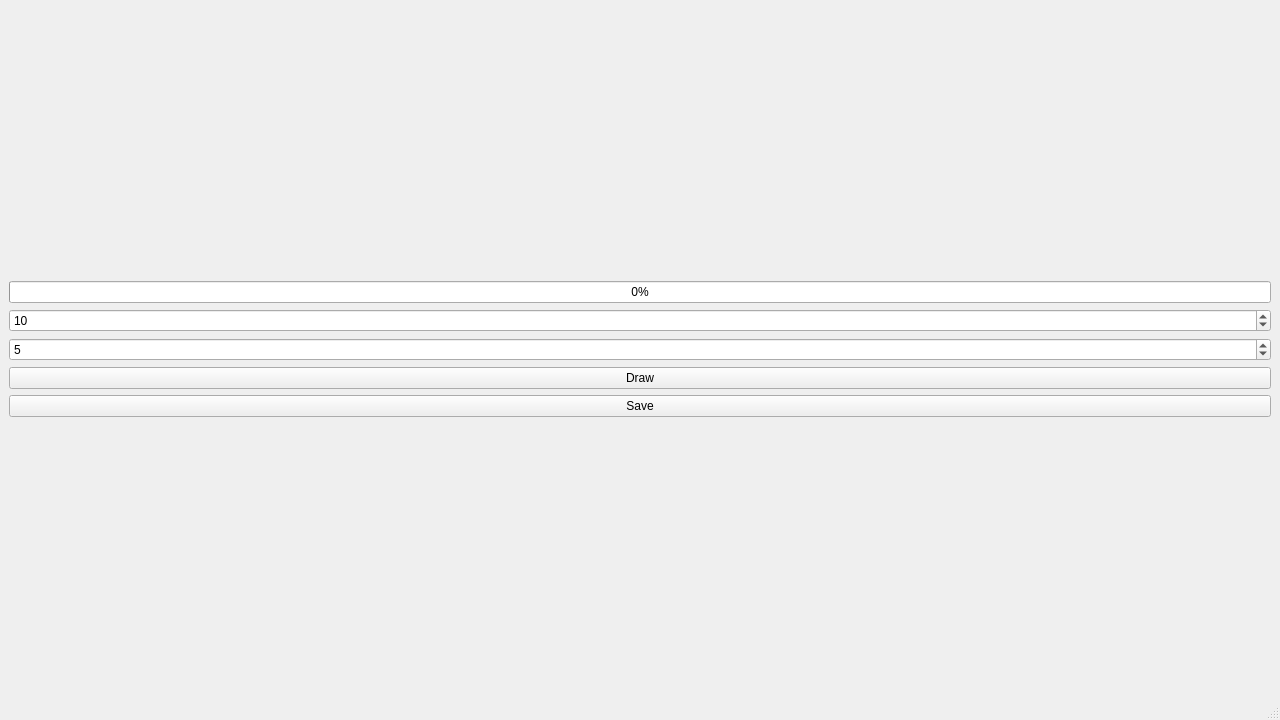
Above: course_proj/ui/mainwindow.ui from muji40k/computer_graphics before the change. Below: the same form after it.
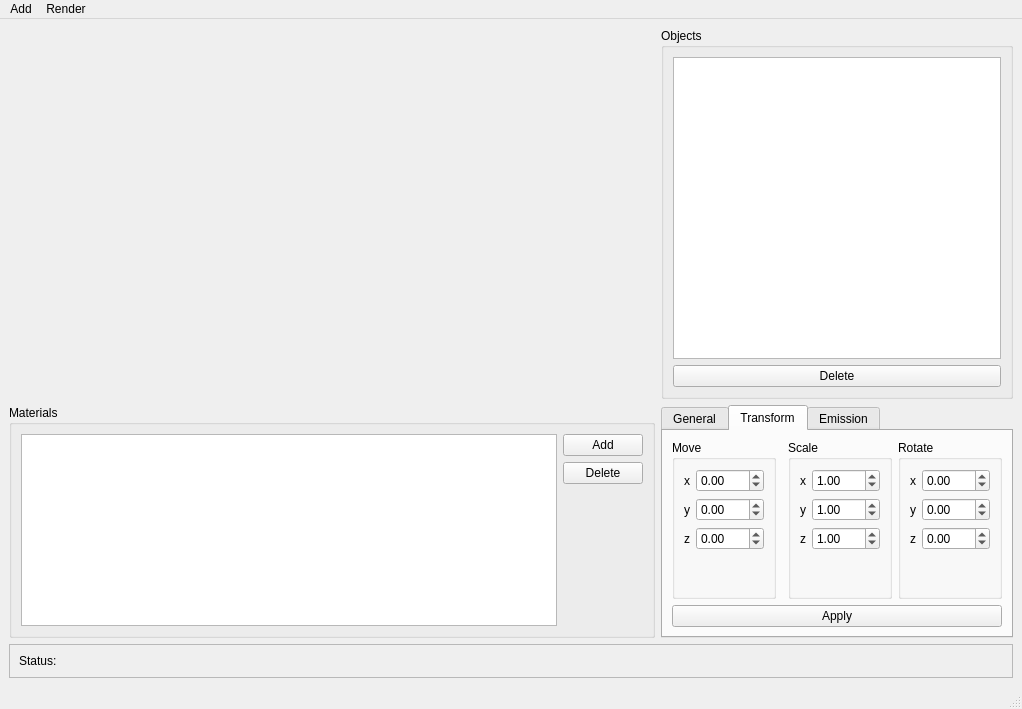
That is the form after the change. The open tabs and pages were chosen to show the change.

Patch:
```diff
--- a/course_proj/ui/mainwindow.ui
+++ b/course_proj/ui/mainwindow.ui
@@ -6,8 +6,8 @@
    <rect>
     <x>0</x>
     <y>0</y>
-    <width>1280</width>
-    <height>720</height>
+    <width>1022</width>
+    <height>709</height>
    </rect>
   </property>
   <property name="windowTitle">
@@ -16,53 +16,583 @@
   <widget class="QWidget" name="centralwidget">
    <layout class="QVBoxLayout" name="verticalLayout_2">
     <item>
-     <layout class="QVBoxLayout" name="verticalLayout">
-      <item>
-       <widget class="QProgressBar" name="progressBar">
-        <property name="enabled">
-         <bool>true</bool>
-        </property>
-        <property name="value">
+     <layout class="QGridLayout" name="mainLayout" rowstretch="1,0,0" columnstretch="1,0">
+      <item row="1" column="1">
+       <widget class="QTabWidget" name="tabWidget_props">
+        <property name="currentIndex">
          <number>0</number>
         </property>
-       </widget>
-      </item>
-      <item>
-       <widget class="QSpinBox" name="spinBox_threads">
-        <property name="minimum">
-         <number>1</number>
+        <property name="documentMode">
+         <bool>false</bool>
         </property>
-        <property name="value">
-         <number>10</number>
-        </property>
+        <widget class="QWidget" name="tab_general">
+         <attribute name="title">
+          <string>General</string>
+         </attribute>
+         <layout class="QHBoxLayout" name="horizontalLayout_2">
+          <item>
+           <widget class="QScrollArea" name="scrollArea">
+            <property name="sizePolicy">
+             <sizepolicy hsizetype="Preferred" vsizetype="Ignored">
+              <horstretch>0</horstretch>
+              <verstretch>0</verstretch>
+             </sizepolicy>
+            </property>
+            <property name="maximumSize">
+             <size>
+              <width>16777215</width>
+              <height>16777215</height>
+             </size>
+            </property>
+            <property name="autoFillBackground">
+             <bool>false</bool>
+            </property>
+            <property name="styleSheet">
+             <string notr="true"/>
+            </property>
+            <property name="frameShape">
+             <enum>QFrame::NoFrame</enum>
+            </property>
+            <property name="frameShadow">
+             <enum>QFrame::Plain</enum>
+            </property>
+            <property name="widgetResizable">
+             <bool>true</bool>
+            </property>
+            <widget class="QWidget" name="scrollAreaWidgetContents">
+             <property name="geometry">
+              <rect>
+               <x>0</x>
+               <y>0</y>
+               <width>365</width>
+               <height>364</height>
+              </rect>
+             </property>
+             <property name="sizePolicy">
+              <sizepolicy hsizetype="Preferred" vsizetype="Preferred">
+               <horstretch>0</horstretch>
+               <verstretch>0</verstretch>
+              </sizepolicy>
+             </property>
+             <property name="autoFillBackground">
+              <bool>false</bool>
+             </property>
+             <property name="styleSheet">
+              <string notr="true"/>
+             </property>
+             <layout class="QVBoxLayout" name="verticalLayout_4">
+              <property name="leftMargin">
+               <number>0</number>
+              </property>
+              <property name="topMargin">
+               <number>0</number>
+              </property>
+              <property name="rightMargin">
+               <number>0</number>
+              </property>
+              <property name="bottomMargin">
+               <number>0</number>
+              </property>
+              <item>
+               <widget class="QGroupBox" name="groupBox_2">
+                <property name="title">
+                 <string>Active Projector</string>
+                </property>
+                <layout class="QFormLayout" name="formLayout_6">
+                 <item row="0" column="1">
+                  <widget class="QComboBox" name="comboBox_active_projector"/>
+                 </item>
+                 <item row="0" column="0">
+                  <widget class="QLabel" name="label_13">
+                   <property name="text">
+                    <string>Object</string>
+                   </property>
+                  </widget>
+                 </item>
+                </layout>
+               </widget>
+              </item>
+              <item>
+               <widget class="QGroupBox" name="groupBox_3">
+                <property name="title">
+                 <string>Ambient Lighting</string>
+                </property>
+                <layout class="QVBoxLayout" name="verticalLayout_6">
+                 <item>
+                  <widget class="QCheckBox" name="checkBox_ambient_lighting">
+                   <property name="text">
+                    <string>Enable</string>
+                   </property>
+                  </widget>
+                 </item>
+                 <item>
+                  <widget class="QFrame" name="frame_lighting">
+                   <property name="frameShape">
+                    <enum>QFrame::StyledPanel</enum>
+                   </property>
+                   <property name="frameShadow">
+                    <enum>QFrame::Plain</enum>
+                   </property>
+                   <layout class="QFormLayout" name="formLayout_7">
+                    <item row="0" column="0">
+                     <widget class="QLabel" name="label_14">
+                      <property name="text">
+                       <string>Emission</string>
+                      </property>
+                     </widget>
+                    </item>
+                    <item row="0" column="1">
+                     <widget class="QDoubleSpinBox" name="doubleSpinBox_ambient_lighting"/>
+                    </item>
+                    <item row="1" column="0">
+                     <widget class="QPushButton" name="pushButton_ambient_lighting_color">
+                      <property name="text">
+                       <string>Color</string>
+                      </property>
+                     </widget>
+                    </item>
+                    <item row="1" column="1">
+                     <widget class="QLabel" name="label_ambient_lighting_color">
+                      <property name="styleSheet">
+                       <string notr="true">background-color: rgb(255, 255, 255);</string>
+                      </property>
+                      <property name="frameShape">
+                       <enum>QFrame::Box</enum>
+                      </property>
+                      <property name="text">
+                       <string/>
+                      </property>
+                     </widget>
+                    </item>
+                   </layout>
+                  </widget>
+                 </item>
+                </layout>
+               </widget>
+              </item>
+              <item>
+               <widget class="QGroupBox" name="groupBox">
+                <property name="title">
+                 <string>Environment Map</string>
+                </property>
+                <property name="flat">
+                 <bool>false</bool>
+                </property>
+                <layout class="QVBoxLayout" name="verticalLayout_5">
+                 <item>
+                  <widget class="QCheckBox" name="checkBox_env_map">
+                   <property name="text">
+                    <string>Enable</string>
+                   </property>
+                  </widget>
+                 </item>
+                 <item>
+                  <widget class="QFrame" name="frame_env_map">
+                   <property name="frameShape">
+                    <enum>QFrame::StyledPanel</enum>
+                   </property>
+                   <property name="frameShadow">
+                    <enum>QFrame::Plain</enum>
+                   </property>
+                   <layout class="QHBoxLayout" name="horizontalLayout">
+                    <item>
+                     <widget class="QLabel" name="label_12">
+                      <property name="text">
+                       <string>Path</string>
+                      </property>
+                     </widget>
+                    </item>
+                    <item>
+                     <widget class="QLineEdit" name="lineEdit_env_map"/>
+                    </item>
+                    <item>
+                     <widget class="QToolButton" name="toolButton_env_map">
+                      <property name="text">
+                       <string>...</string>
+                      </property>
+                     </widget>
+                    </item>
+                   </layout>
+                  </widget>
+                 </item>
+                </layout>
+               </widget>
+              </item>
+             </layout>
+            </widget>
+           </widget>
+          </item>
+         </layout>
+        </widget>
+        <widget class="QWidget" name="tab_transform">
+         <attribute name="title">
+          <string>Transform</string>
+         </attribute>
+         <layout class="QGridLayout" name="gridLayout_2">
+          <item row="0" column="3">
+           <widget class="QGroupBox" name="groupBox_rotate">
+            <property name="title">
+             <string>Rotate</string>
+            </property>
+            <layout class="QFormLayout" name="formLayout_3">
+             <item row="2" column="1">
+              <widget class="QDoubleSpinBox" name="doubleSpinBox_rotate_y">
+               <property name="minimum">
+                <double>-360.000000000000000</double>
+               </property>
+               <property name="maximum">
+                <double>360.000000000000000</double>
+               </property>
+               <property name="singleStep">
+                <double>0.250000000000000</double>
+               </property>
+              </widget>
+             </item>
+             <item row="0" column="0">
+              <widget class="QLabel" name="label_7">
+               <property name="text">
+                <string>x</string>
+               </property>
+              </widget>
+             </item>
+             <item row="2" column="0">
+              <widget class="QLabel" name="label_8">
+               <property name="text">
+                <string>y</string>
+               </property>
+              </widget>
+             </item>
+             <item row="4" column="0">
+              <widget class="QLabel" name="label_9">
+               <property name="text">
+                <string>z</string>
+               </property>
+              </widget>
+             </item>
+             <item row="0" column="1">
+              <widget class="QDoubleSpinBox" name="doubleSpinBox_rotate_x">
+               <property name="minimum">
+                <double>-360.000000000000000</double>
+               </property>
+               <property name="maximum">
+                <double>360.000000000000000</double>
+               </property>
+               <property name="singleStep">
+                <double>0.250000000000000</double>
+               </property>
+              </widget>
+             </item>
+             <item row="4" column="1">
+              <widget class="QDoubleSpinBox" name="doubleSpinBox_rotate_z">
+               <property name="minimum">
+                <double>-360.000000000000000</double>
+               </property>
+               <property name="maximum">
+                <double>360.000000000000000</double>
+               </property>
+               <property name="singleStep">
+                <double>0.250000000000000</double>
+               </property>
+              </widget>
+             </item>
+            </layout>
+           </widget>
+          </item>
+          <item row="0" column="0">
+           <widget class="QGroupBox" name="groupBox_move">
+            <property name="title">
+             <string>Move</string>
+            </property>
+            <layout class="QFormLayout" name="formLayout">
+             <item row="2" column="1">
+              <widget class="QDoubleSpinBox" name="doubleSpinBox_move_y">
+               <property name="minimum">
+                <double>-100.000000000000000</double>
+               </property>
+               <property name="maximum">
+                <double>100.000000000000000</double>
+               </property>
+               <property name="singleStep">
+                <double>0.250000000000000</double>
+               </property>
+              </widget>
+             </item>
+             <item row="0" column="0">
+              <widget class="QLabel" name="label">
+               <property name="text">
+                <string>x</string>
+               </property>
+              </widget>
+             </item>
+             <item row="2" column="0">
+              <widget class="QLabel" name="label_2">
+               <property name="text">
+                <string>y</string>
+               </property>
+              </widget>
+             </item>
+             <item row="4" column="0">
+              <widget class="QLabel" name="label_3">
+               <property name="text">
+                <string>z</string>
+               </property>
+              </widget>
+             </item>
+             <item row="0" column="1">
+              <widget class="QDoubleSpinBox" name="doubleSpinBox_move_x">
+               <property name="minimum">
+                <double>-100.000000000000000</double>
+               </property>
+               <property name="maximum">
+                <double>100.000000000000000</double>
+               </property>
+               <property name="singleStep">
+                <double>0.250000000000000</double>
+               </property>
+              </widget>
+             </item>
+             <item row="4" column="1">
+              <widget class="QDoubleSpinBox" name="doubleSpinBox_move_z">
+               <property name="minimum">
+                <double>-100.000000000000000</double>
+               </property>
+               <property name="maximum">
+                <double>100.000000000000000</double>
+               </property>
+               <property name="singleStep">
+                <double>0.250000000000000</double>
+               </property>
+              </widget>
+             </item>
+            </layout>
+           </widget>
+          </item>
+          <item row="0" column="2">
+           <widget class="QGroupBox" name="groupBox_scale">
+            <property name="title">
+             <string>Scale</string>
+            </property>
+            <layout class="QFormLayout" name="formLayout_2">
+             <item row="2" column="1">
+              <widget class="QDoubleSpinBox" name="doubleSpinBox_scale_y">
+               <property name="minimum">
+                <double>-100.000000000000000</double>
+               </property>
+               <property name="maximum">
+                <double>100.000000000000000</double>
+               </property>
+               <property name="singleStep">
+                <double>0.250000000000000</double>
+               </property>
+               <property name="value">
+                <double>1.000000000000000</double>
+               </property>
+              </widget>
+             </item>
+             <item row="0" column="0">
+              <widget class="QLabel" name="label_4">
+               <property name="text">
+                <string>x</string>
+               </property>
+              </widget>
+             </item>
+             <item row="2" column="0">
+              <widget class="QLabel" name="label_5">
+               <property name="text">
+                <string>y</string>
+               </property>
+              </widget>
+             </item>
+             <item row="4" column="0">
+              <widget class="QLabel" name="label_6">
+               <property name="text">
+                <string>z</string>
+               </property>
+              </widget>
+             </item>
+             <item row="0" column="1">
+              <widget class="QDoubleSpinBox" name="doubleSpinBox_scale_x">
+               <property name="minimum">
+                <double>-100.000000000000000</double>
+               </property>
+               <property name="maximum">
+                <double>100.000000000000000</double>
+               </property>
+               <property name="singleStep">
+                <double>0.250000000000000</double>
+               </property>
+               <property name="value">
+                <double>1.000000000000000</double>
+               </property>
+              </widget>
+             </item>
+             <item row="4" column="1">
+              <widget class="QDoubleSpinBox" name="doubleSpinBox_scale_z">
+               <property name="minimum">
+                <double>-100.000000000000000</double>
+               </property>
+               <property name="maximum">
+                <double>100.000000000000000</double>
+               </property>
+               <property name="singleStep">
+                <double>0.250000000000000</double>
+               </property>
+               <property name="value">
+                <double>1.000000000000000</double>
+               </property>
+              </widget>
+             </item>
+            </layout>
+           </widget>
+          </item>
+          <item row="1" column="0" colspan="4">
+           <widget class="QPushButton" name="pushButton_transform_apply">
+            <property name="text">
+             <string>Apply</string>
+            </property>
+           </widget>
+          </item>
+         </layout>
+        </widget>
+        <widget class="QWidget" name="tab_emission">
+         <attribute name="title">
+          <string>Emission</string>
+         </attribute>
+         <layout class="QVBoxLayout" name="verticalLayout">
+          <item>
+           <widget class="QCheckBox" name="checkBox_emission">
+            <property name="text">
+             <string>Enable</string>
+            </property>
+           </widget>
+          </item>
+          <item>
+           <widget class="QFrame" name="frame_emission">
+            <property name="frameShape">
+             <enum>QFrame::StyledPanel</enum>
+            </property>
+            <property name="frameShadow">
+             <enum>QFrame::Plain</enum>
+            </property>
+            <layout class="QFormLayout" name="formLayout_4">
+             <item row="0" column="0">
+              <widget class="QLabel" name="label_10">
+               <property name="text">
+                <string>Emission</string>
+               </property>
+              </widget>
+             </item>
+             <item row="0" column="1">
+              <widget class="QDoubleSpinBox" name="doubleSpinBox_emission"/>
+             </item>
+             <item row="1" column="0">
+              <widget class="QPushButton" name="pushButton_emission_color">
+               <property name="text">
+                <string>Color</string>
+               </property>
+              </widget>
+             </item>
+             <item row="1" column="1">
+              <widget class="QLabel" name="label_emission_color">
+               <property name="styleSheet">
+                <string notr="true">background-color: rgb(255, 255, 255);</string>
+               </property>
+               <property name="frameShape">
+                <enum>QFrame::Box</enum>
+               </property>
+               <property name="text">
+                <string/>
+               </property>
+              </widget>
+             </item>
+            </layout>
+           </widget>
+          </item>
+         </layout>
+        </widget>
        </widget>
       </item>
-      <item>
-       <widget class="QSpinBox" name="spinBox_scale">
-        <property name="minimum">
-         <number>1</number>
+      <item row="1" column="0">
+       <widget class="QGroupBox" name="groupBox_material">
+        <property name="title">
+         <string>Materials</string>
         </property>
-        <property name="value">
-         <number>5</number>
-        </property>
+        <layout class="QGridLayout" name="gridLayout">
+         <item row="0" column="2">
+          <widget class="QPushButton" name="pushButton_material_add">
+           <property name="text">
+            <string>Add</string>
+           </property>
+          </widget>
+         </item>
+         <item row="1" column="2">
+          <widget class="QPushButton" name="pushButton_material_delete">
+           <property name="text">
+            <string>Delete</string>
+           </property>
+          </widget>
+         </item>
+         <item row="0" column="1" rowspan="3">
+          <widget class="QListWidget" name="listWidget_material">
+           <property name="sizePolicy">
+            <sizepolicy hsizetype="Expanding" vsizetype="Expanding">
+             <horstretch>0</horstretch>
+             <verstretch>0</verstretch>
+            </sizepolicy>
+           </property>
+           <property name="frameShadow">
+            <enum>QFrame::Sunken</enum>
+           </property>
+          </widget>
+         </item>
+        </layout>
        </widget>
       </item>
-      <item>
-       <widget class="QPushButton" name="pushButton">
-        <property name="text">
-         <string>Draw</string>
+      <item row="0" column="1">
+       <widget class="QGroupBox" name="groupBox_object">
+        <property name="title">
+         <string>Objects</string>
         </property>
-       </widget>
-      </item>
-      <item>
-       <widget class="QPushButton" name="pushButton_save">
-        <property name="text">
-         <string>Save</string>
-        </property>
+        <layout class="QVBoxLayout" name="verticalLayout_3">
+         <item>
+          <widget class="QListWidget" name="listWidget_object"/>
+         </item>
+         <item>
+          <widget class="QPushButton" name="pushButton_object_delete">
+           <property name="text">
+            <string>Delete</string>
+           </property>
+          </widget>
+         </item>
+        </layout>
        </widget>
       </item>
      </layout>
     </item>
+    <item>
+     <widget class="QFrame" name="frame_status">
+      <property name="frameShape">
+       <enum>QFrame::StyledPanel</enum>
+      </property>
+      <property name="frameShadow">
+       <enum>QFrame::Sunken</enum>
+      </property>
+      <layout class="QHBoxLayout" name="horizontalLayout_3">
+       <item>
+        <widget class="QLabel" name="label_status">
+         <property name="font">
+          <font>
+           <pointsize>9</pointsize>
+          </font>
+         </property>
+         <property name="text">
+          <string>Status:</string>
+         </property>
+        </widget>
+       </item>
+      </layout>
+     </widget>
+    </item>
    </layout>
   </widget>
   <widget class="QMenuBar" name="menubar">
@@ -70,10 +600,41 @@
     <rect>
      <x>0</x>
      <y>0</y>
-     <width>1280</width>
+     <width>1022</width>
      <height>28</height>
     </rect>
    </property>
+   <widget class="QMenu" name="menuRender">
+    <property name="title">
+     <string>Render</string>
+    </property>
+    <addaction name="actionPreferences"/>
+    <addaction name="separator"/>
+    <addaction name="actionRun"/>
+    <addaction name="actionRun_in_viewport"/>
+   </widget>
+   <widget class="QMenu" name="menuAdd">
+    <property name="title">
+     <string>Add</string>
+    </property>
+    <widget class="QMenu" name="menuPolygon_Model">
+     <property name="title">
+      <string>Polygon Model</string>
+     </property>
+     <addaction name="actionLoad_2"/>
+    </widget>
+    <addaction name="separator"/>
+    <addaction name="actionSphere"/>
+    <addaction name="actionCube"/>
+    <addaction name="actionCilinder"/>
+    <addaction name="actionCone"/>
+    <addaction name="actionPlne"/>
+    <addaction name="actionDisl"/>
+    <addaction name="separator"/>
+    <addaction name="menuPolygon_Model"/>
+   </widget>
+   <addaction name="menuAdd"/>
+   <addaction name="menuRender"/>
   </widget>
   <widget class="QStatusBar" name="statusbar"/>
  </widget>
```
Left out of the diff: 52 changed lines with no effect on the pictures.
